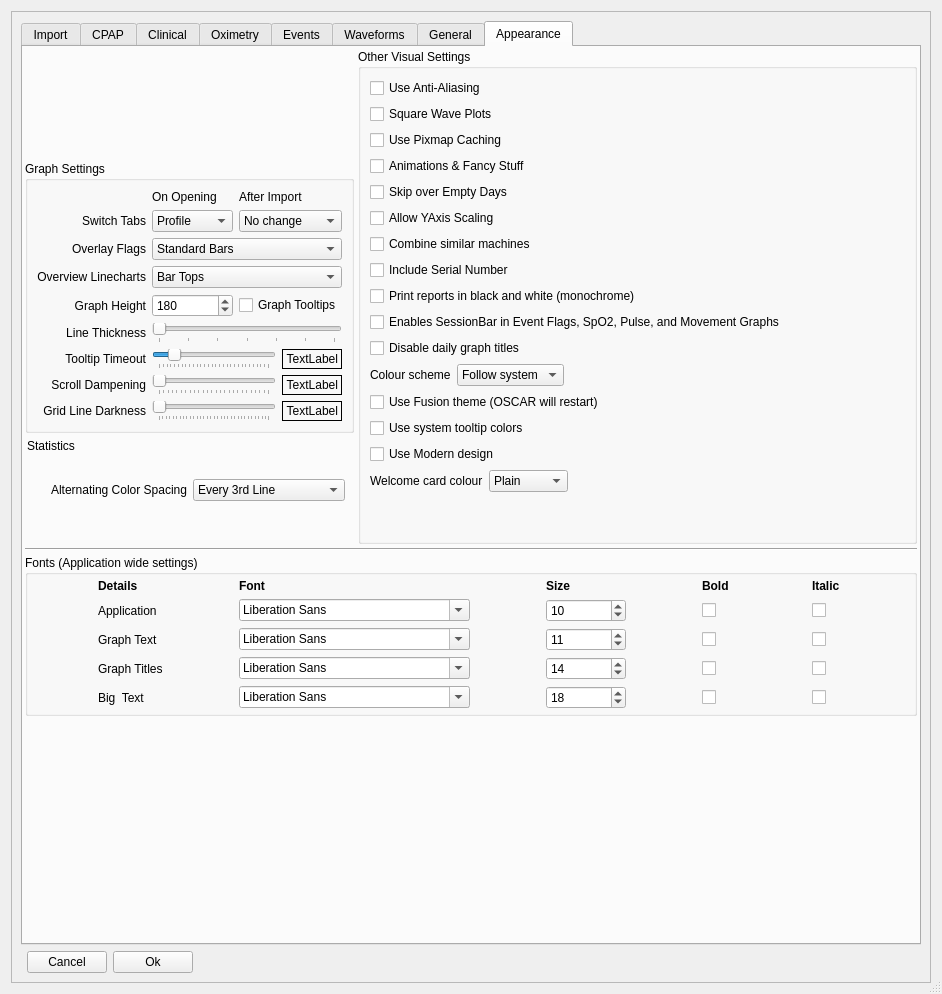
First picture: the form in oscar/preferencesdialog.ui, repository CrimsonNape-Red/OSCAR-SQL, before the edit.
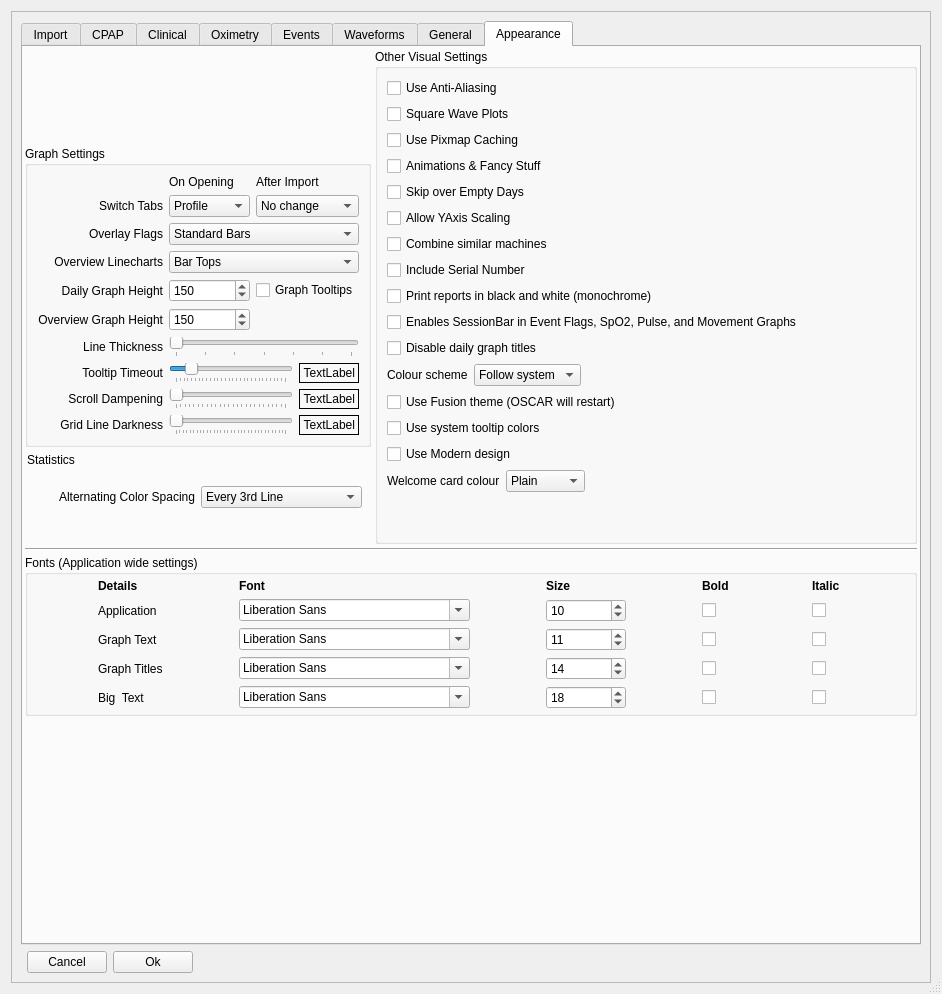
Second picture: the form after the edit. The open tabs and pages were chosen to show the change. Icons and pictures are not drawn.

Commit message: Preferences: separate graph heights for the Daily and Overview pages

Diff of the .ui file:
```diff
--- a/oscar/preferencesdialog.ui
+++ b/oscar/preferencesdialog.ui
@@ -2852,7 +2852,7 @@
                    <item row="6" column="0">
                     <widget class="QLabel" name="label_26">
                      <property name="text">
-                      <string>Graph Height</string>
+                      <string>Daily Graph Height</string>
                      </property>
                      <property name="alignment">
                       <set>Qt::AlignRight|Qt::AlignTrailing|Qt::AlignVCenter</set>
@@ -2875,7 +2875,7 @@
                      </property>
                     </widget>
                    </item>
-                   <item row="7" column="0">
+                   <item row="8" column="0">
                     <widget class="QLabel" name="label_48">
                      <property name="text">
                       <string>Line Thickness</string>
@@ -2909,7 +2909,7 @@
                      </item>
                     </widget>
                    </item>
-                   <item row="7" column="1" colspan="2">
+                   <item row="8" column="1" colspan="2">
                     <layout class="QHBoxLayout" name="horizontalLayout_10">
                      <item>
                       <widget class="QSlider" name="lineThicknessSlider">
@@ -2935,7 +2935,7 @@
                      </item>
                     </layout>
                    </item>
-                   <item row="8" column="0">
+                   <item row="9" column="0">
                     <widget class="QLabel" name="label_45">
                      <property name="text">
                       <string>Tooltip Timeout</string>
@@ -2945,7 +2945,7 @@
                      </property>
                     </widget>
                    </item>
-                   <item row="9" column="0">
+                   <item row="10" column="0">
                     <widget class="QLabel" name="label_46">
                      <property name="text">
                       <string>Scroll Dampening</string>
@@ -2955,7 +2955,7 @@
                      </property>
                     </widget>
                    </item>
-                   <item row="8" column="1" colspan="2">
+                   <item row="9" column="1" colspan="2">
                     <layout class="QHBoxLayout" name="horizontalLayout_17">
                      <item>
                       <widget class="QSlider" name="tooltipTimeoutSlider">
@@ -3057,11 +3057,46 @@
                       <number>10</number>
                      </property>
                      <property name="value">
-                      <number>180</number>
+                      <number>150</number>
                      </property>
                     </widget>
                    </item>
-                   <item row="9" column="1" colspan="2">
+                   <item row="7" column="0">
+                    <widget class="QLabel" name="labelOverviewGraphHeight">
+                     <property name="text">
+                      <string>Overview Graph Height</string>
+                     </property>
+                     <property name="alignment">
+                      <set>Qt::AlignRight|Qt::AlignTrailing|Qt::AlignVCenter</set>
+                     </property>
+                    </widget>
+                   </item>
+                   <item row="7" column="1">
+                    <widget class="QSpinBox" name="overviewGraphHeight">
+                     <property name="sizePolicy">
+                      <sizepolicy hsizetype="Minimum" vsizetype="Fixed">
+                       <horstretch>0</horstretch>
+                       <verstretch>0</verstretch>
+                      </sizepolicy>
+                     </property>
+                     <property name="toolTip">
+                      <string>Default display height of Overview graphs in pixels</string>
+                     </property>
+                     <property name="minimum">
+                      <number>50</number>
+                     </property>
+                     <property name="maximum">
+                      <number>600</number>
+                     </property>
+                     <property name="singleStep">
+                      <number>10</number>
+                     </property>
+                     <property name="value">
+                      <number>150</number>
+                     </property>
+                    </widget>
+                   </item>
+                   <item row="10" column="1" colspan="2">
                     <layout class="QHBoxLayout" name="horizontalLayout_16">
                      <item>
                       <widget class="QSlider" name="scrollDampeningSlider">
@@ -3128,7 +3163,7 @@
                      </property>
                     </widget>
                    </item>
-                   <item row="10" column="0">
+                   <item row="11" column="0">
                     <widget class="QLabel" name="label_gridLineOpacity">
                      <property name="text">
                       <string>Grid Line Darkness</string>
@@ -3138,7 +3173,7 @@
                      </property>
                     </widget>
                    </item>
-                   <item row="10" column="1" colspan="2">
+                   <item row="11" column="1" colspan="2">
                     <layout class="QHBoxLayout" name="horizontalLayout_gridOpacity">
                      <item>
                       <widget class="QSlider" name="gridLineOpacitySlider">
```
Left out of the diff: 4 changed lines with no effect on the pictures. The commit also changes 9 other files.
